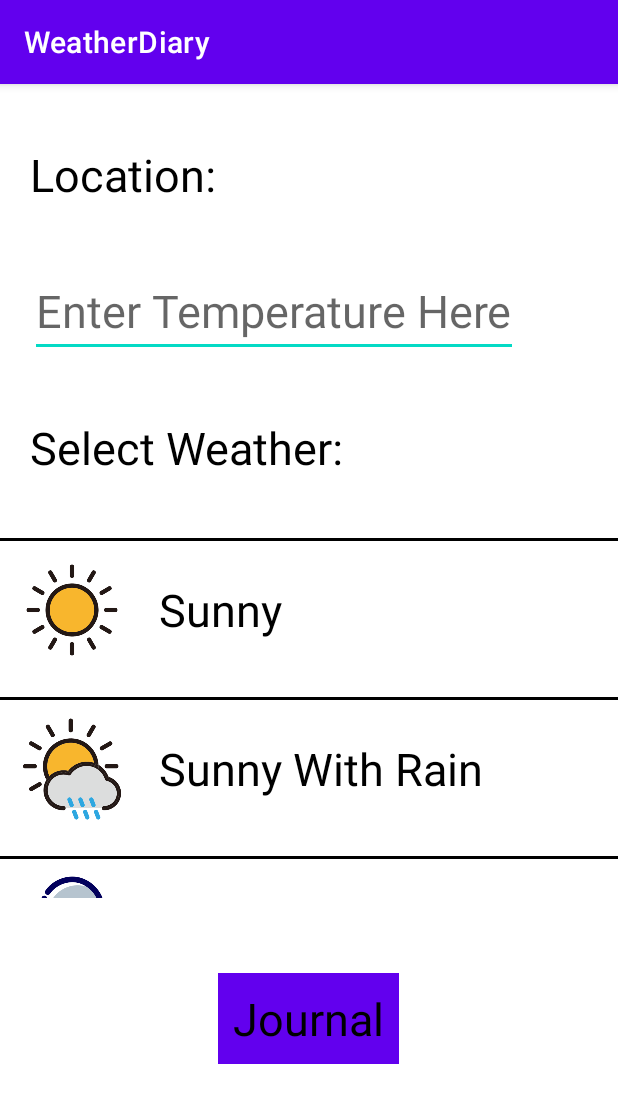
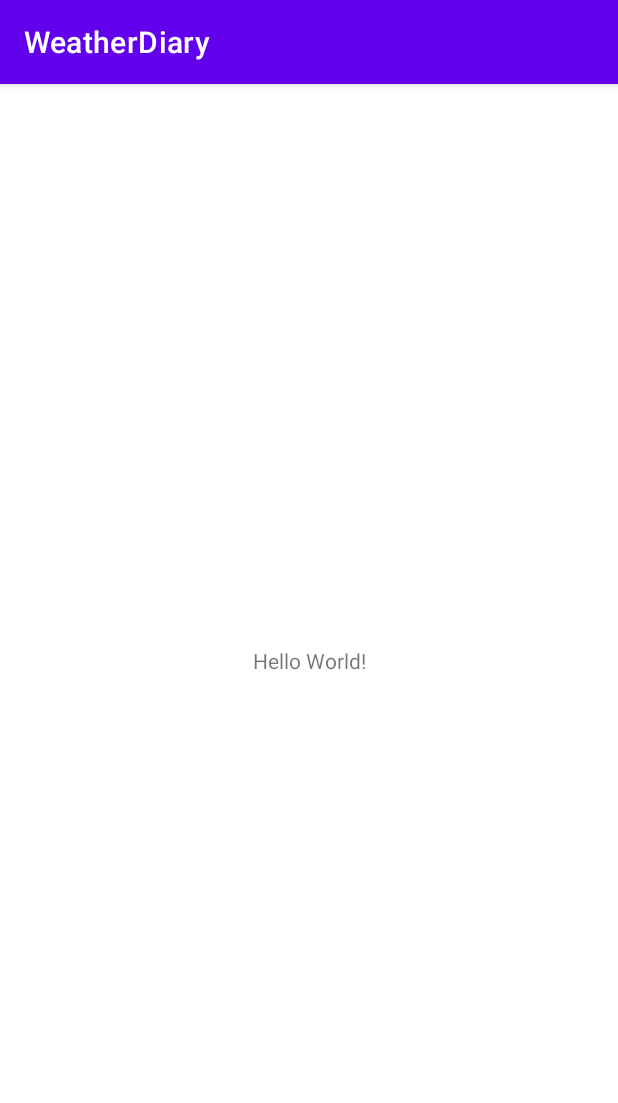
Before and after one commit to Mighty-Mango/WeatherDiary, an Android app: the screen it shows after launch (MainActivity), on a phone screen of 412 x 824 dp. Shown: the top 1103 px of the screen. Run offline under Robolectric (Android 15) with nearby library versions, the phone set to English and light mode, and no system bars.

Commit message:
changed activity from main activity

```diff
--- a/app/src/main/java/com/example/weatherdiary/MainActivity.kt
+++ b/app/src/main/java/com/example/weatherdiary/MainActivity.kt
@@ -2,25 +2,10 @@ package com.example.weatherdiary
 
 import androidx.appcompat.app.AppCompatActivity
 import android.os.Bundle
-import androidx.recyclerview.widget.LinearLayoutManager
-import androidx.recyclerview.widget.RecyclerView
 
 class MainActivity : AppCompatActivity() {
     override fun onCreate(savedInstanceState: Bundle?) {
         super.onCreate(savedInstanceState)
-        setContentView(R.layout.activity_weather)
-
-        var recyclerView : RecyclerView = findViewById(R.id.recyclerview)
-
-        var items = arrayListOf<Item>()
-        items.add(Item("Sunny", R.drawable.sunny))
-        items.add(Item("Sunny With Rain", R.drawable.sunnyrainy))
-        items.add(Item("Thunderstorms", R.drawable.thunderstorm))
-        items.add(Item("Snow", R.drawable.cloudysnowy))
-        items.add(Item("Partly Cloudy", R.drawable.partlycloudy))
-
-
-        recyclerView.layoutManager = LinearLayoutManager(this)
-        recyclerView.adapter = MyAdapter(applicationContext, items)
+        setContentView(R.layout.activity_main)
     }
 }
```
Also changed, not shown: app/src/main/java/com/example/weatherdiary/SecondActivity.kt (added, +26 -0 lines).
